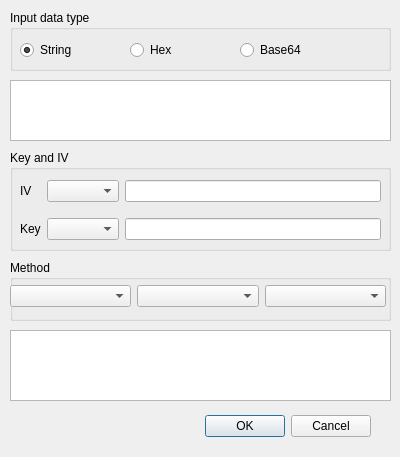
Qt form BerViewer/enc_dec_dlg.ui (jykim74/BerEditor) before a commit.
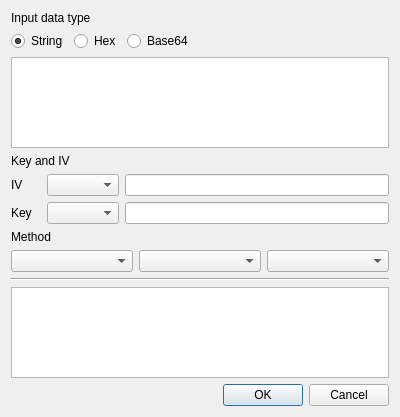
The same form after that commit.

Patch:
```diff
--- a/BerViewer/enc_dec_dlg.ui
+++ b/BerViewer/enc_dec_dlg.ui
@@ -7,49 +7,24 @@
     <x>0</x>
     <y>0</y>
     <width>400</width>
-    <height>457</height>
+    <height>417</height>
    </rect>
   </property>
   <property name="windowTitle">
    <string>Dialog</string>
   </property>
-  <widget class="QDialogButtonBox" name="buttonBox">
-   <property name="geometry">
-    <rect>
-     <x>30</x>
-     <y>410</y>
-     <width>341</width>
-     <height>32</height>
-    </rect>
-   </property>
-   <property name="orientation">
-    <enum>Qt::Horizontal</enum>
-   </property>
-   <property name="standardButtons">
-    <set>QDialogButtonBox::Cancel|QDialogButtonBox::Ok</set>
-   </property>
-  </widget>
-  <widget class="QGroupBox" name="groupBox">
-   <property name="geometry">
-    <rect>
-     <x>10</x>
-     <y>10</y>
-     <width>381</width>
-     <height>61</height>
-    </rect>
-   </property>
-   <property name="title">
+  <layout class="QVBoxLayout" name="verticalLayout">
+   <item>
+    <widget class="QLabel" name="label_3">
+     <property name="text">
     <string>Input data type</string>
    </property>
+    </widget>
+   </item>
+   <item>
+    <layout class="QHBoxLayout" name="horizontalLayout">
+     <item>
    <widget class="QRadioButton" name="mInputStringBtn">
-    <property name="geometry">
-     <rect>
-      <x>10</x>
-      <y>30</y>
-      <width>100</width>
-      <height>20</height>
-     </rect>
-    </property>
     <property name="text">
      <string>String</string>
     </property>
@@ -57,138 +32,133 @@
      <bool>true</bool>
     </property>
    </widget>
+     </item>
+     <item>
    <widget class="QRadioButton" name="mInputHexBtn">
-    <property name="geometry">
-     <rect>
-      <x>120</x>
-      <y>30</y>
-      <width>100</width>
-      <height>20</height>
-     </rect>
-    </property>
     <property name="text">
      <string>Hex</string>
     </property>
    </widget>
+     </item>
+     <item>
    <widget class="QRadioButton" name="mInputBase64Btn">
-    <property name="geometry">
-     <rect>
-      <x>230</x>
-      <y>30</y>
-      <width>100</width>
-      <height>20</height>
-     </rect>
-    </property>
     <property name="text">
      <string>Base64</string>
     </property>
    </widget>
-  </widget>
-  <widget class="QPlainTextEdit" name="mInputText">
-   <property name="geometry">
-    <rect>
-     <x>10</x>
-     <y>80</y>
-     <width>381</width>
-     <height>61</height>
-    </rect>
-   </property>
-  </widget>
-  <widget class="QGroupBox" name="groupBox_2">
-   <property name="geometry">
-    <rect>
-     <x>10</x>
-     <y>150</y>
-     <width>381</width>
-     <height>101</height>
-    </rect>
-   </property>
-   <property name="title">
+     </item>
+     <item>
+      <spacer name="horizontalSpacer">
+       <property name="orientation">
+        <enum>Qt::Horizontal</enum>
+       </property>
+       <property name="sizeHint" stdset="0">
+        <size>
+         <width>40</width>
+         <height>20</height>
+        </size>
+       </property>
+      </spacer>
+     </item>
+    </layout>
+   </item>
+   <item>
+    <widget class="QPlainTextEdit" name="mInputText"/>
+   </item>
+   <item>
+    <widget class="QLabel" name="label_5">
+     <property name="text">
     <string>Key and IV</string>
    </property>
-   <widget class="QWidget" name="gridLayoutWidget">
-    <property name="geometry">
-     <rect>
-      <x>10</x>
-      <y>20</y>
-      <width>361</width>
-      <height>80</height>
-     </rect>
-    </property>
-    <layout class="QGridLayout" name="gridLayout">
-     <item row="1" column="0">
-      <widget class="QLabel" name="label_2">
-       <property name="text">
-        <string>Key</string>
-       </property>
-      </widget>
-     </item>
-     <item row="0" column="0">
+    </widget>
+   </item>
+   <item>
+    <layout class="QHBoxLayout" name="horizontalLayout_3">
+     <item>
       <widget class="QLabel" name="label">
+       <property name="minimumSize">
+        <size>
+         <width>30</width>
+         <height>0</height>
+        </size>
+       </property>
        <property name="text">
         <string>IV</string>
        </property>
       </widget>
      </item>
-     <item row="0" column="1">
+     <item>
       <widget class="QComboBox" name="mIVTypeCombo"/>
      </item>
-     <item row="0" column="2">
+     <item>
       <widget class="QLineEdit" name="mIVText"/>
      </item>
-     <item row="1" column="1">
+    </layout>
+   </item>
+   <item>
+    <layout class="QHBoxLayout" name="horizontalLayout_4">
+     <item>
+      <widget class="QLabel" name="label_2">
+       <property name="minimumSize">
+        <size>
+         <width>30</width>
+         <height>0</height>
+        </size>
+       </property>
+       <property name="text">
+        <string>Key</string>
+       </property>
+      </widget>
+     </item>
+     <item>
       <widget class="QComboBox" name="mKeyTypeCombo"/>
      </item>
-     <item row="1" column="2">
+     <item>
       <widget class="QLineEdit" name="mKeyText"/>
      </item>
     </layout>
-   </widget>
-  </widget>
-  <widget class="QGroupBox" name="groupBox_3">
-   <property name="geometry">
-    <rect>
-     <x>10</x>
-     <y>260</y>
-     <width>381</width>
-     <height>61</height>
-    </rect>
-   </property>
-   <property name="title">
+   </item>
+   <item>
+    <widget class="QLabel" name="label_4">
+     <property name="text">
     <string>Method</string>
    </property>
-   <widget class="QWidget" name="gridLayoutWidget_2">
-    <property name="geometry">
-     <rect>
-      <x>0</x>
-      <y>20</y>
-      <width>376</width>
-      <height>32</height>
-     </rect>
-    </property>
-    <layout class="QGridLayout" name="gridLayout_2">
-     <item row="0" column="2">
-      <widget class="QComboBox" name="mMethodCombo"/>
-     </item>
-     <item row="0" column="0">
+    </widget>
+   </item>
+   <item>
+    <layout class="QHBoxLayout" name="horizontalLayout_2">
+     <item>
       <widget class="QComboBox" name="mAlgCombo"/>
      </item>
-     <item row="0" column="1">
+     <item>
       <widget class="QComboBox" name="mOutputTypeCombo"/>
      </item>
+     <item>
+      <widget class="QComboBox" name="mMethodCombo"/>
+     </item>
     </layout>
-   </widget>
-  </widget>
-  <widget class="QPlainTextEdit" name="mOutputText">
-   <property name="geometry">
-    <rect>
-     <x>10</x>
-     <y>330</y>
-     <width>381</width>
-     <height>71</height>
-    </rect>
-   </property>
-  </widget>
+   </item>
+   <item>
+    <widget class="Line" name="line">
+     <property name="orientation">
+      <enum>Qt::Horizontal</enum>
+     </property>
+    </widget>
+   </item>
+   <item>
+    <widget class="QPlainTextEdit" name="mOutputText"/>
+   </item>
+   <item>
+    <widget class="QDialogButtonBox" name="buttonBox">
+     <property name="orientation">
+      <enum>Qt::Horizontal</enum>
+     </property>
+     <property name="standardButtons">
+      <set>QDialogButtonBox::Cancel|QDialogButtonBox::Ok</set>
+     </property>
+    </widget>
+   </item>
+  </layout>
  </widget>
  <resources/>
  <connections>
```
Lines whose indentation alone changed are shown as unchanged.
